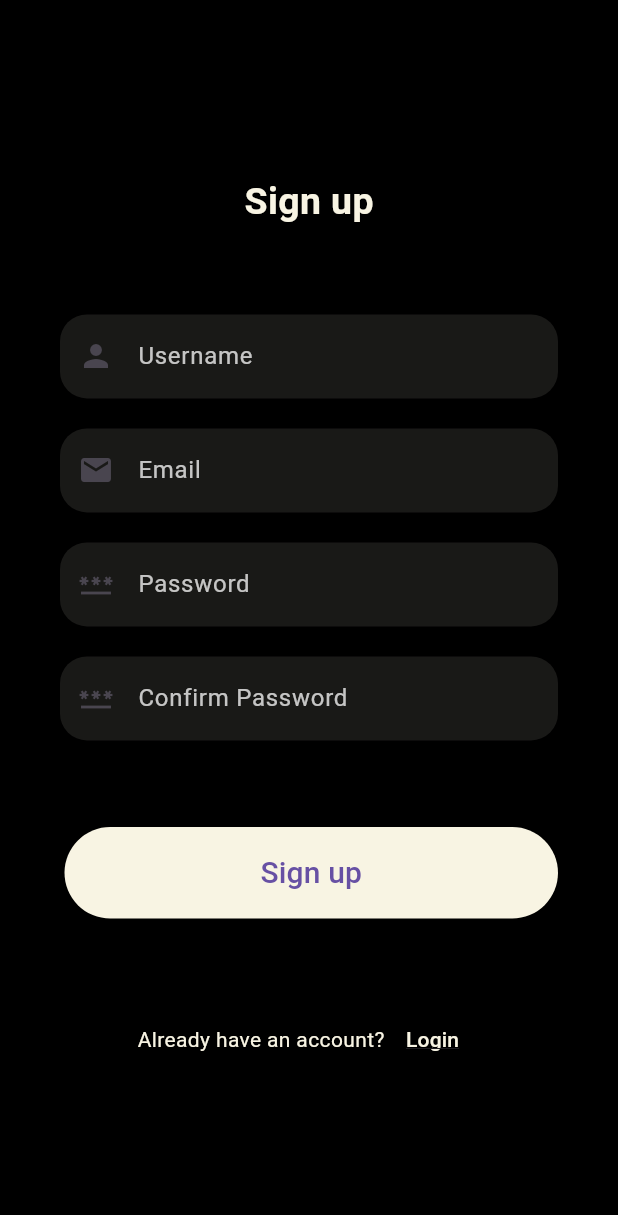
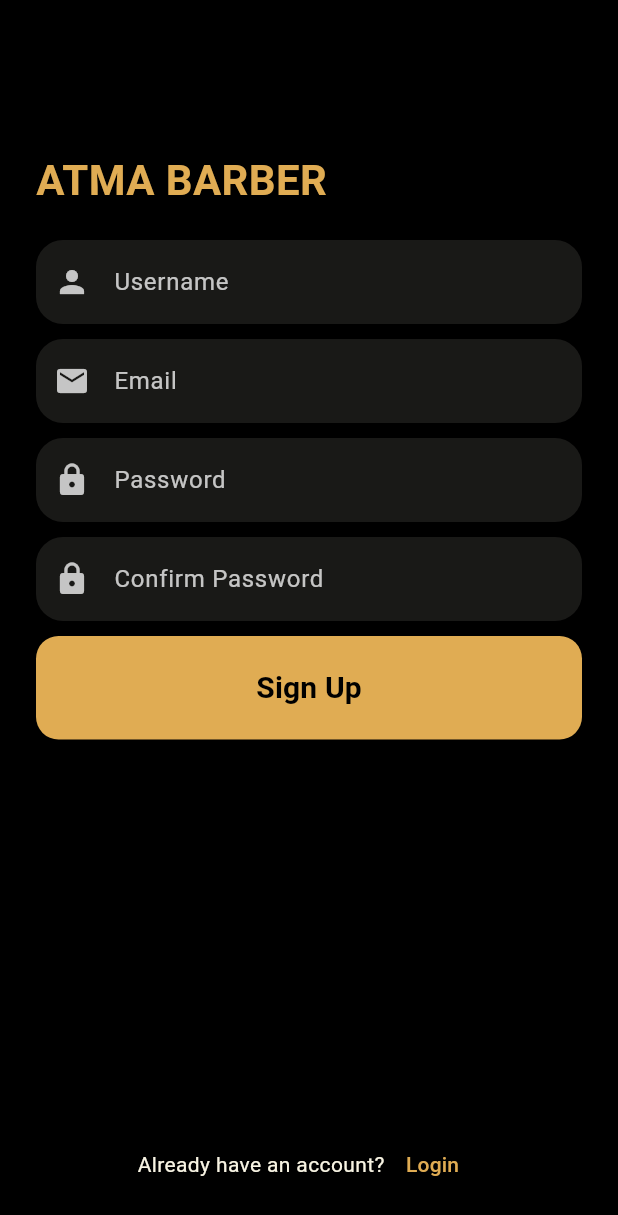
Before and after one commit to THERESIALAMROULI/5_A_Salon, a Flutter app: the screen it shows after launch, after a tap on "Login", after a tap on "Sign Up", on a phone screen of 412 x 824 dp. Shown: the top 1215 px of the screen. Run offline on Flutter 3.47's test engine with Material 3 defaults, Android fonts, the phone set to English and light mode, and no system bars; network calls fail.

Commit message:
fix register dan tambah pop up Account Created

```diff
--- a/lib/View/login.dart
+++ b/lib/View/login.dart
@@ -13,7 +13,6 @@ class LoginView extends StatefulWidget {
 
 class _LoginViewState extends State<LoginView> {
   final _formKey = GlobalKey<FormState>();
-
   TextEditingController usernameController = TextEditingController();
   TextEditingController passwordController = TextEditingController();
 
@@ -23,17 +22,82 @@ class _LoginViewState extends State<LoginView> {
       debugShowCheckedModeBanner: false,
       home: Scaffold(
         backgroundColor: Colors.black,
-        body: Container(
-          margin: const EdgeInsets.all(24),
+        body: SafeArea(
+          child: Column(
+            children: [
+              Expanded(
+                child: SingleChildScrollView(
+                  padding: const EdgeInsets.symmetric(horizontal: 24),
                   child: Form(
                     key: _formKey,
                     child: Column(
-              mainAxisAlignment: MainAxisAlignment.spaceEvenly,
+                      crossAxisAlignment: CrossAxisAlignment.stretch,
                       children: [
+                        const SizedBox(height: 100),
+                        const Text(
+                          "ATMA BARBER",
+                          style: TextStyle(
+                            fontSize: 28,
+                            fontWeight: FontWeight.bold,
+                            color: Color(0xFFE0AC53),
+                          ),
+                          textAlign: TextAlign.left,
+                        ),
+                        const SizedBox(height: 20),
                         _inputField(),
-                // _forgotPassword(context),
+                        const SizedBox(height: 10),
+                        ElevatedButton(
+                          onPressed: () {
+                            if (_formKey.currentState!.validate()) {
+                              _login();
+                            }
+                          },
+                          style: ElevatedButton.styleFrom(
+                            shape: RoundedRectangleBorder(
+                              borderRadius: BorderRadius.circular(15),
+                            ),
+                            padding: const EdgeInsets.symmetric(vertical: 20),
+                            backgroundColor: const Color(0xFFE0AC53),
+                          ),
+                          child: const Text(
+                            "Login",
+                            style: TextStyle(
+                              fontSize: 20,
+                              fontWeight: FontWeight.bold,
+                              color: Colors.black,
+                            ),
+                          ),
+                        ),
                       ],
                     ),
+                  ),
+                ),
+              ),
+              Padding(
+                padding: const EdgeInsets.only(bottom: 24),
+                child: Row(
+                  mainAxisAlignment: MainAxisAlignment.center,
+                  children: [
+                    const Text(
+                      "Don't have an account?",
+                      style: TextStyle(color: Color(0xFFF8F4E3)),
+                    ),
+                    TextButton(
+                      onPressed: () {
+                        Navigator.push(
+                          context,
+                          MaterialPageRoute(builder: (_) => const RegisterView()),
+                        );
+                      },
+                      child: const Text(
+                        "Sign Up",
+                        style: TextStyle(color: Color(0xFFE0AC53)),
+                      ),
+                    ),
+                  ],
+                ),
+              ),
+            ],
           ),
         ),
       ),
@@ -41,37 +105,13 @@ class _LoginViewState extends State<LoginView> {
   }
 
   Widget _inputField() {
-  Map? dataForm = widget.data;
-
     return Column(
       crossAxisAlignment: CrossAxisAlignment.stretch,
       children: [
-      const SizedBox(height: 100),
-      const Text(
-        "ATMA BARBER",
-        textAlign: TextAlign.left,
-        style: TextStyle(
-          fontSize: 28,
-          fontWeight: FontWeight.bold,
-          color: Color(0xFFE0AC53),
-        ),
-      ),
-      const SizedBox(height: 20),
-
         TextFormField(
           controller: usernameController,
           style: const TextStyle(color: Colors.white),
-        decoration: InputDecoration(
-          hintText: "Username",
-          hintStyle: TextStyle(color: Colors.white.withOpacity(0.75)),
-          border: OutlineInputBorder(
-              borderRadius: BorderRadius.circular(18),
-              borderSide: BorderSide.none
-          ),
-          fillColor: const Color.fromRGBO(248, 244, 227, 1).withOpacity(0.1),
-          filled: true,
-          prefixIcon: const Icon(Icons.person),
-        ),
+          decoration: _inputDecoration("Username", Icons.person),
           validator: (value) {
             if (value == null || value.isEmpty) {
               return 'Username masih kosong';
@@ -80,20 +120,10 @@ class _LoginViewState extends State<LoginView> {
           },
         ),
         const SizedBox(height: 10),
-
         TextFormField(
           controller: passwordController,
           style: const TextStyle(color: Colors.white),
-        decoration: InputDecoration(
-          hintText: "Password",
-          hintStyle: TextStyle(color: Colors.white.withOpacity(0.75)),
-          border: OutlineInputBorder(
-              borderRadius: BorderRadius.circular(18),
-              borderSide: BorderSide.none),
-          fillColor: Color.fromRGBO(248, 244, 227, 1).withOpacity(0.1),
-          filled: true,
-          prefixIcon: const Icon(Icons.password),
-        ),
+          decoration: _inputDecoration("Password", Icons.lock),
           obscureText: true,
           validator: (value) {
             if (value == null || value.isEmpty) {
@@ -102,12 +132,11 @@ class _LoginViewState extends State<LoginView> {
             return null;
           },
         ),
-
         Align(
           alignment: Alignment.centerLeft,
           child: TextButton(
             onPressed: () {
-            //disini tambah forgot password
+              // forgot password nanti disini
             },
             child: const Text(
               "I Forgot My Password",
@@ -115,21 +144,37 @@ class _LoginViewState extends State<LoginView> {
             ),
           ),
         ),
+      ],
+    );
+  }
 
-      const SizedBox(height: 10),
+  InputDecoration _inputDecoration(String hint, IconData icon) {
+    return InputDecoration(
+      hintText: hint,
+      hintStyle: TextStyle(color: Colors.white.withOpacity(0.75)),
+      border: OutlineInputBorder(
+        borderRadius: BorderRadius.circular(18),
+        borderSide: BorderSide.none,
+      ),
+      fillColor: const Color.fromRGBO(248, 244, 227, 1).withOpacity(0.1),
+      filled: true,
+      prefixIcon: Icon(icon, color: Colors.white.withOpacity(0.75)),
+    );
+  }
 
-      ElevatedButton(
-        onPressed: () {
-          if (_formKey.currentState!.validate()) {
-            if (dataForm != null) {
-              if (dataForm['username'] == usernameController.text &&
-                  dataForm['password'] == passwordController.text) {
-                Navigator.push(context, MaterialPageRoute(builder: (_) => const HomeView(),));
+  void _login() {
+    if (widget.data != null) {
+      if (widget.data!['username'] == usernameController.text &&
+          widget.data!['password'] == passwordController.text) {
+        Navigator.push(
+          context,
+          MaterialPageRoute(builder: (_) => const HomeView()),
+        );
       } else {
         showDialog(
           context: context,
           builder: (_) => AlertDialog(
-                    title: const Text("Username Atau Password Salah"),
+            title: const Text("Username atau Password Salah"),
             content: const Text("Silakan coba lagi."),
             actions: <Widget>[
               TextButton(
@@ -159,53 +204,8 @@ class _LoginViewState extends State<LoginView> {
       );
     }
   }
-        },
-        style: ElevatedButton.styleFrom(
-          shape: RoundedRectangleBorder(
-            borderRadius: BorderRadius.circular(15)
-          ),
-          padding: const EdgeInsets.symmetric(vertical:20),
-          backgroundColor: Color(0xFFE0AC53),
-        ),
-        child: const Text(
-          "Login",
-          style: TextStyle(fontSize: 20, fontWeight: FontWeight.bold, color: Color.fromRGBO(0, 0, 0, 1)),
-        ),
-      ),
-
-      const SizedBox(height: 300),
-      Row(
-        mainAxisAlignment: MainAxisAlignment.center,
-        children: [
-          const Text(
-            "Don't have an account?",
-            style: TextStyle(color: Color(0xFFF8F4E3)),
-          ),
-          TextButton(
-            onPressed: () {
-              Navigator.push(context, MaterialPageRoute(builder: (_) => const RegisterView(),));
-            },
-            child: const Text(
-              "Sign Up",
-              style: TextStyle(color: Color(0xFFE0AC53)),
-            ),
-          ),
-        ],
-      ),
-    ],
-  );
-}
-
-  // Widget _forgotPassword(BuildContext context) {
-  //   return TextButton(
-  //     onPressed: () {},
-  //     child: const Text("I Forgot My Password",
-  //       style: TextStyle(color: Color.fromRGBO(248, 244, 227, 1)),
-  //     ),
-  //   );
-  // }
 
   void pushRegister(BuildContext context) {
-    Navigator.push(context, MaterialPageRoute(builder: (_) => const RegisterView(),));
+    Navigator.push(context, MaterialPageRoute(builder: (_) => const RegisterView()));
   }
 }
--- a/lib/View/register.dart
+++ b/lib/View/register.dart
@@ -9,12 +9,10 @@ class RegisterView extends StatefulWidget {
 }
 
 class _RegisterViewState extends State<RegisterView> {
-
   final _formKey = GlobalKey<FormState>();
   TextEditingController usernameController = TextEditingController();
   TextEditingController emailController = TextEditingController();
   TextEditingController passwordController = TextEditingController();
-  TextEditingController notelpController = TextEditingController();
   TextEditingController confirmPasswordController = TextEditingController();
 
   @override
@@ -23,47 +21,32 @@ class _RegisterViewState extends State<RegisterView> {
       debugShowCheckedModeBanner: false,
       home: Scaffold(
         backgroundColor: Colors.black,
-        body: SingleChildScrollView(
-          child: Container(
-            padding: const EdgeInsets.symmetric(horizontal: 40),
-            height: MediaQuery.of(context).size.height - 50,
-            width: double.infinity,
+        body: SafeArea(
+          child: Column(
+            children: [
+              Expanded(
+                child: SingleChildScrollView(
+                  padding: const EdgeInsets.symmetric(horizontal: 24),
                   child: Form(
                     key: _formKey,
                     child: Column(
-              mainAxisAlignment: MainAxisAlignment.spaceEvenly,
                       crossAxisAlignment: CrossAxisAlignment.stretch,
                       children: [
-                Column(
-                  children: [
-                    const SizedBox(height: 60.0),
-
+                        const SizedBox(height: 100),
                         const Text(
-                      "Sign up",
+                          "ATMA BARBER",
                           style: TextStyle(
-                        fontSize: 25,
+                            fontSize: 28,
                             fontWeight: FontWeight.bold,
-                        color:  Color.fromRGBO(248,244,227,1)
+                            color: Color(0xFFE0AC53),
                           ),
+                          textAlign: TextAlign.left,
                         ),
-
-                  ],
-                ),
-                Column(
-                  children: [
+                        const SizedBox(height: 20),
                         TextFormField(
                           controller: usernameController,
-                      style: TextStyle(color: Colors.white),
-                      decoration: InputDecoration(
-                          hintText: "Username",
-                          hintStyle: TextStyle(color: Colors.white.withOpacity(0.75)),
-
-                          border: OutlineInputBorder(
-                              borderRadius: BorderRadius.circular(18),
-                              borderSide: BorderSide.none),
-                          fillColor: const Color.fromRGBO(248,244,227,1).withOpacity(0.1),
-                          filled: true,
-                          prefixIcon: const Icon(Icons.person)),
+                          style: const TextStyle(color: Colors.white),
+                          decoration: _inputDecoration("Username", Icons.person),
                           validator: (value) {
                             if (value == null || value.isEmpty) {
                               return 'Username tidak boleh kosong';
@@ -71,47 +54,25 @@ class _RegisterViewState extends State<RegisterView> {
                             return null;
                           },
                         ),
-
-                    const SizedBox(height: 20),
-
+                        const SizedBox(height: 10),
                         TextFormField(
                           controller: emailController,
-                      style: TextStyle(color: Colors.white),
-                      decoration: InputDecoration(
-                          hintText: "Email",
-                          hintStyle: TextStyle(color: Colors.white.withOpacity(0.75)),
-                          border: OutlineInputBorder(
-                              borderRadius: BorderRadius.circular(18),
-                              borderSide: BorderSide.none),
-                          fillColor: const Color.fromRGBO(248,244,227,1).withOpacity(0.1),
-                          filled: true,
-                          prefixIcon: const Icon(Icons.email)),
+                          style: const TextStyle(color: Colors.white),
+                          decoration: _inputDecoration("Email", Icons.email),
                           validator: (value) {
                             if (value == null || value.isEmpty) {
                               return 'Email tidak boleh kosong';
-                            } else if (!RegExp(r'^[^@]+@[^@]+\.[^@]+')
-                                .hasMatch(value)) {
+                            } else if (!RegExp(r'^[^@]+@[^@]+\.[^@]+').hasMatch(value)) {
                               return 'Masukkan email yang valid';
                             }
                             return null;
                           },
                         ),
-
-                    const SizedBox(height: 20),
-
+                        const SizedBox(height: 10),
                         TextFormField(
                           controller: passwordController,
-                      style: TextStyle(color: Colors.white),
-                      decoration: InputDecoration(
-                        hintText: "Password",
-                        hintStyle: TextStyle(color: Colors.white.withOpacity(0.75)),
-                        border: OutlineInputBorder(
-                            borderRadius: BorderRadius.circular(18),
-                            borderSide: BorderSide.none),
-                        fillColor: const Color.fromRGBO(248,244,227,1).withOpacity(0.1),
-                        filled: true,
-                        prefixIcon: const Icon(Icons.password),
-                      ),
+                          style: const TextStyle(color: Colors.white),
+                          decoration: _inputDecoration("Password", Icons.lock),
                           obscureText: true,
                           validator: (value) {
                             if (value == null || value.isEmpty) {
@@ -122,22 +83,11 @@ class _RegisterViewState extends State<RegisterView> {
                             return null;
                           },
                         ),
-
-                    const SizedBox(height: 20),
-
+                        const SizedBox(height: 10),
                         TextFormField(
                           controller: confirmPasswordController,
-                      style: TextStyle(color: Colors.white),
-                      decoration: InputDecoration(
-                        hintText: "Confirm Password",
-                        hintStyle: TextStyle(color: Colors.white.withOpacity(0.75)),
-                        border: OutlineInputBorder(
-                            borderRadius: BorderRadius.circular(18),
-                            borderSide: BorderSide.none),
-                        fillColor: const Color.fromRGBO(248,244,227,1).withOpacity(0.1),
-                        filled: true,
-                        prefixIcon: const Icon(Icons.password),
-                      ),
+                          style: const TextStyle(color: Colors.white),
+                          decoration: _inputDecoration("Confirm Password", Icons.lock),
                           obscureText: true,
                           validator: (value) {
                             if (value == null || value.isEmpty) {
@@ -148,52 +98,134 @@ class _RegisterViewState extends State<RegisterView> {
                             return null;
                           },
                         ),
-                  ],
-                ),
-                Container(
-                    padding: const EdgeInsets.only(top: 1, left: 3),
-
-                    child: ElevatedButton(
+                        const SizedBox(height: 10),
+                        ElevatedButton(
                           onPressed: () {
-                        if (_formKey.currentState!.validate()){
-                          Map<String, dynamic> formData = {};
-                          formData['username'] = usernameController.text;
-                          formData['password'] = passwordController.text;
-                          Navigator.push(context, MaterialPageRoute(builder: (BuildContext buildContext) => LoginView(data: formData,)));
+                            if (_formKey.currentState!.validate()) {
+                              _showAccountCreatedDialog();
                             }
                           },
-
                           style: ElevatedButton.styleFrom(
-                        shape: const StadiumBorder(),
-                        padding: const EdgeInsets.symmetric(vertical: 16),
-                        backgroundColor: const Color.fromRGBO(248,244,227,1),
+                            shape: RoundedRectangleBorder(
+                              borderRadius: BorderRadius.circular(15),
+                            ),
+                            padding: const EdgeInsets.symmetric(vertical: 20),
+                            backgroundColor: const Color(0xFFE0AC53),
                           ),
                           child: const Text(
-                        "Sign up",
-                        style: TextStyle(fontSize: 20),
+                            "Sign Up",
+                            style: TextStyle(fontSize: 20, fontWeight: FontWeight.bold, color: Colors.black),
                           ),
-
-                    )
-                ),
-
-                Row(
-                  mainAxisAlignment: MainAxisAlignment.center,
-                  children: <Widget>[
-                    const Text("Already have an account?", style: TextStyle(color:  Color.fromRGBO(248,244,227,1)),),
-                    TextButton(
-                        onPressed: () {
-                          Navigator.push(context, MaterialPageRoute(builder: (_) => const LoginView(),),);
-                        },
-                        child: const Text("Login", style: TextStyle(color:  Color.fromRGBO(248,244,227,1),decoration: TextDecoration.underline),)
-                    )
-                  ],
                         ),
                       ],
                     ),
                   ),
                 ),
               ),
+              Padding(
+                padding: const EdgeInsets.only(bottom: 24),
+                child: Row(
+                  mainAxisAlignment: MainAxisAlignment.center,
+                  children: [
+                    const Text(
+                      "Already have an account?",
+                      style: TextStyle(color: Color(0xFFF8F4E3)),
+                    ),
+                    TextButton(
+                      onPressed: () {
+                        Navigator.push(context, MaterialPageRoute(builder: (_) => const LoginView()));
+                      },
+                      child: const Text(
+                        "Login",
+                        style: TextStyle(color: Color(0xFFE0AC53)),
+                      ),
+                    ),
+                  ],
+                ),
+              ),
+            ],
+          ),
+        ),
       ),
     );
   }
+
+  void _showAccountCreatedDialog() {
+    showDialog(
+      context: context,
+      barrierDismissible: false,
+      builder: (BuildContext context) {
+        Future.delayed(const Duration(seconds: 3), () {
+          Navigator.pop(context);
+          Navigator.pushReplacement(
+            context,
+            MaterialPageRoute(builder: (_) => const LoginView()),
+          );
+        });
+
+        return Dialog(
+          shape: RoundedRectangleBorder(
+            borderRadius: BorderRadius.circular(15),
+          ),
+          backgroundColor: Colors.transparent,
+          child: Container(
+            width: double.infinity,
+            decoration: BoxDecoration(
+              color: Colors.black,
+              borderRadius: BorderRadius.circular(15),
+            ),
+            child: Column(
+              mainAxisSize: MainAxisSize.min,
+              children: [
+                Container(
+                  width: double.infinity,
+                  height: 80,
+                  decoration: const BoxDecoration(
+                    color: Color(0xFFE0AC53),
+                    borderRadius: BorderRadius.only(
+                      topLeft: Radius.circular(15),
+                      topRight: Radius.circular(15),
+                    ),
+                  ),
+                  child: const Center(
+                    child: Icon(
+                      Icons.check_circle_outline,
+                      size: 60,
+                      color: Colors.black,
+                    ),
+                  ),
+                ),
+                Container(
+                  padding: const EdgeInsets.all(16),
+                  child: const Text(
+                    "Account Created",
+                    style: TextStyle(
+                      fontSize: 20,
+                      fontWeight: FontWeight.bold,
+                      color: Colors.white,
+                    ),
+                  ),
+                ),
+              ],
+            ),
+          ),
+        );
+      },
+    );
   }
+
+
+  InputDecoration _inputDecoration(String hint, IconData icon) {
+    return InputDecoration(
+      hintText: hint,
+      hintStyle: TextStyle(color: Colors.white.withOpacity(0.75)),
+      border: OutlineInputBorder(
+        borderRadius: BorderRadius.circular(18),
+        borderSide: BorderSide.none,
+      ),
+      fillColor: const Color.fromRGBO(248, 244, 227, 1).withOpacity(0.1),
+      filled: true,
+      prefixIcon: Icon(icon, color: Colors.white.withOpacity(0.75)),
+    );
+  }
+}
```
Lines whose indentation alone changed are shown as unchanged.
